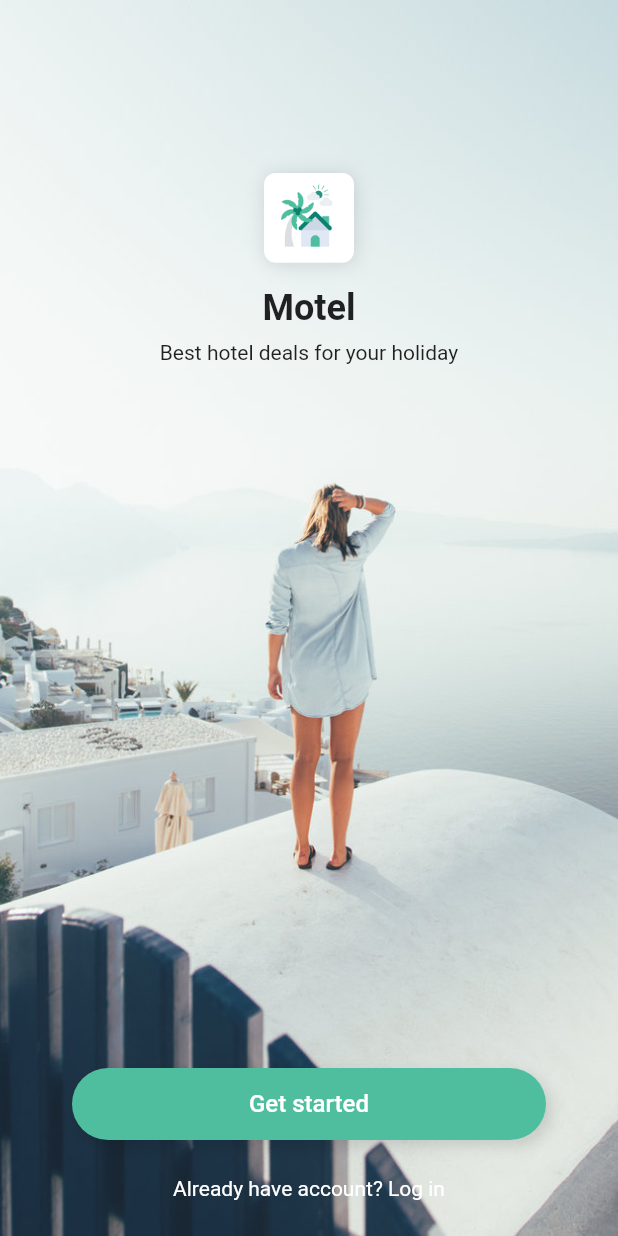
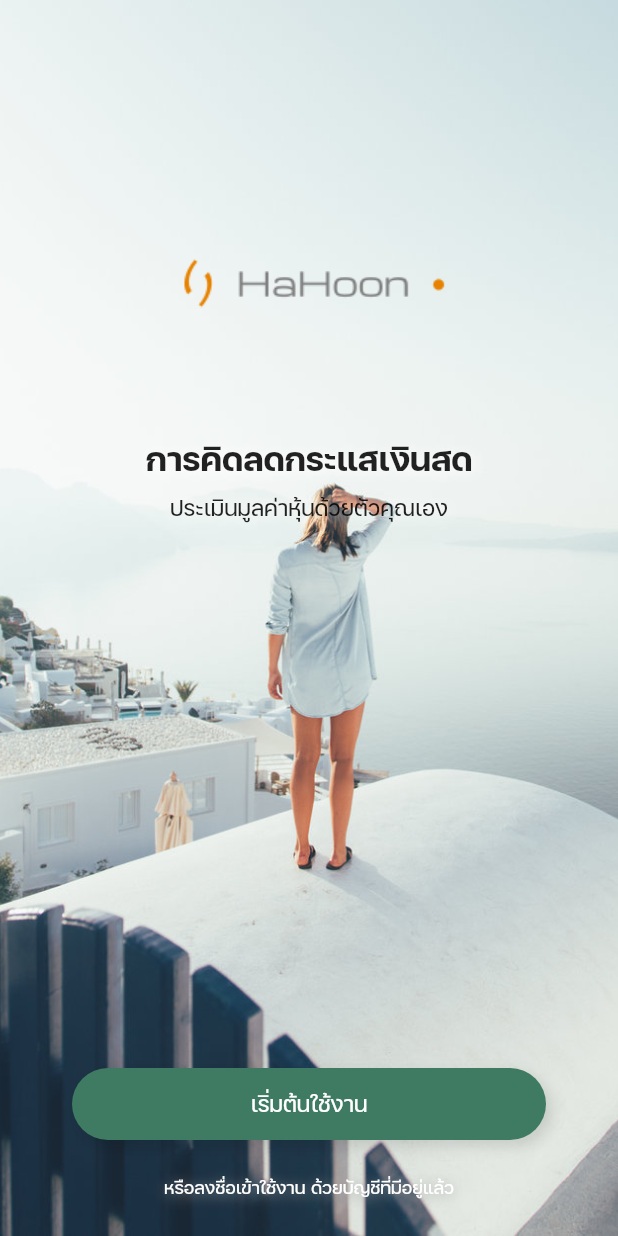
Before and after one commit to kungpotato/hahoon, a Flutter app: the screen it shows after launch, on a phone screen of 412 x 824 dp. Run offline on Flutter 3.47's test engine with Material 2 defaults, Android fonts, the light colour scheme and no system bars; our stand-ins replace font_awesome_flutter; missing offline and left inert: flutter_page_indicator.

Commit message:
เพิ่ม font

```diff
--- a/lib/appTheme.dart
+++ b/lib/appTheme.dart
@@ -2,10 +2,10 @@ import 'package:flutter/material.dart';
 
 class AppTheme {
   static bool isLightTheme = true;
-  static Color primaryColors = HexColor("#4FBE9F");
+  static Color primaryColors = HexColor("#3F7A63");
 
   static TextTheme _buildTextTheme(TextTheme base) {
-    var fontName = "WorkSans";
+    var fontName = "FC Iconic";
     return base.copyWith(
       headline6: base.headline6.copyWith(fontFamily: fontName),
       bodyText2: base.headline6.copyWith(fontFamily: fontName),
--- a/lib/splashScreen.dart
+++ b/lib/splashScreen.dart
@@ -1,6 +1,7 @@
 import 'package:flutter/material.dart';
+
+import 'appTheme.dart';
 import 'introductionScreen.dart';
-import 'appTheme.dart';
 
 class SplashScreen extends StatefulWidget {
   @override
@@ -17,8 +18,8 @@ class _SplashScreenState extends State<SplashScreen> {
             Container(
               foregroundDecoration: !AppTheme.isLightTheme
                   ? BoxDecoration(
-                  color:
-                  AppTheme.getTheme().backgroundColor.withOpacity(0.4))
+                      color:
+                          AppTheme.getTheme().backgroundColor.withOpacity(0.4))
                   : null,
               width: MediaQuery.of(context).size.width,
               height: MediaQuery.of(context).size.height,
@@ -33,18 +34,18 @@ class _SplashScreenState extends State<SplashScreen> {
                 ),
                 Center(
                   child: Container(
-                    width: 60,
-                    height: 60,
+                    width: 200,
+                    height: 200,
                     decoration: BoxDecoration(
                       borderRadius: BorderRadius.all(
                         Radius.circular(8.0),
                       ),
-                      boxShadow: <BoxShadow>[
-                        BoxShadow(
-                            color: AppTheme.getTheme().dividerColor,
-                            offset: Offset(1.1, 1.1),
-                            blurRadius: 10.0),
-                      ],
+                      // boxShadow: <BoxShadow>[
+                      //   BoxShadow(
+                      //       color: AppTheme.getTheme().dividerColor,
+                      //       offset: Offset(1.1, 1.1),
+                      //       blurRadius: 10.0),
+                      // ],
                     ),
                     child: ClipRRect(
                       borderRadius: BorderRadius.all(
@@ -55,24 +56,36 @@ class _SplashScreenState extends State<SplashScreen> {
                   ),
                 ),
                 SizedBox(
-                  height: 16,
+                  height: 2,
                 ),
                 Text(
-                  "Motel",
+                  "การคิดลดกระแสเงินสด",
                   textAlign: TextAlign.left,
                   style: TextStyle(
                     fontWeight: FontWeight.w600,
-                    fontSize: 24,
+                    fontSize: 30,
+                    shadows: <Shadow>[
+                      BoxShadow(
+                          color: Colors.white,
+                          offset: Offset(1.5, 1.5),
+                          blurRadius: 10.0),
+                    ],
                   ),
                 ),
                 SizedBox(
                   height: 8,
                 ),
                 Text(
-                  "Best hotel deals for your holiday",
+                  "ประเมินมูลค่าหุ้นด้วยตัวคุณเอง",
                   textAlign: TextAlign.left,
                   style: TextStyle(
-                    fontSize: 14,
+                    fontSize: 20,
+                    shadows: <Shadow>[
+                      BoxShadow(
+                          color: Colors.white,
+                          offset: Offset(1.5, 1.5),
+                          blurRadius: 10.0),
+                    ],
                   ),
                 ),
                 Expanded(
@@ -109,10 +122,10 @@ class _SplashScreenState extends State<SplashScreen> {
                         },
                         child: Center(
                           child: Text(
-                            "Get started",
+                            "เริ่มต้นใช้งาน",
                             style: TextStyle(
                                 fontWeight: FontWeight.w500,
-                                fontSize: 16,
+                                fontSize: 20,
                                 color: Colors.white),
                           ),
                         ),
@@ -125,11 +138,17 @@ class _SplashScreenState extends State<SplashScreen> {
                       bottom: 24.0 + MediaQuery.of(context).padding.bottom,
                       top: 16),
                   child: Text(
-                    "Already have account? Log in",
+                    "หรือลงชื่อเข้าใช้งาน ด้วยบัญชีที่มีอยู่แล้ว",
                     textAlign: TextAlign.left,
                     style: TextStyle(
-                      fontSize: 14,
+                      fontSize: 16,
                       color: Colors.white,
+                      shadows: <Shadow>[
+                        BoxShadow(
+                            color: Colors.grey,
+                            offset: Offset(1, 1),
+                            blurRadius: 10.0),
+                      ],
                     ),
                   ),
                 ),
```
Also changed, not shown: pubspec.yaml (+21 -12 lines), assets/fonts/FCIconic-Bold-Italic.ttf (added), assets/fonts/FCIconic-Bold.ttf (added), assets/fonts/FCIconic-Italic.ttf (added), assets/fonts/FCIconic-Regular.ttf (added), assets/images/appIcon.png, assets/images/appIcon1.png (added), pubspec.lock.
